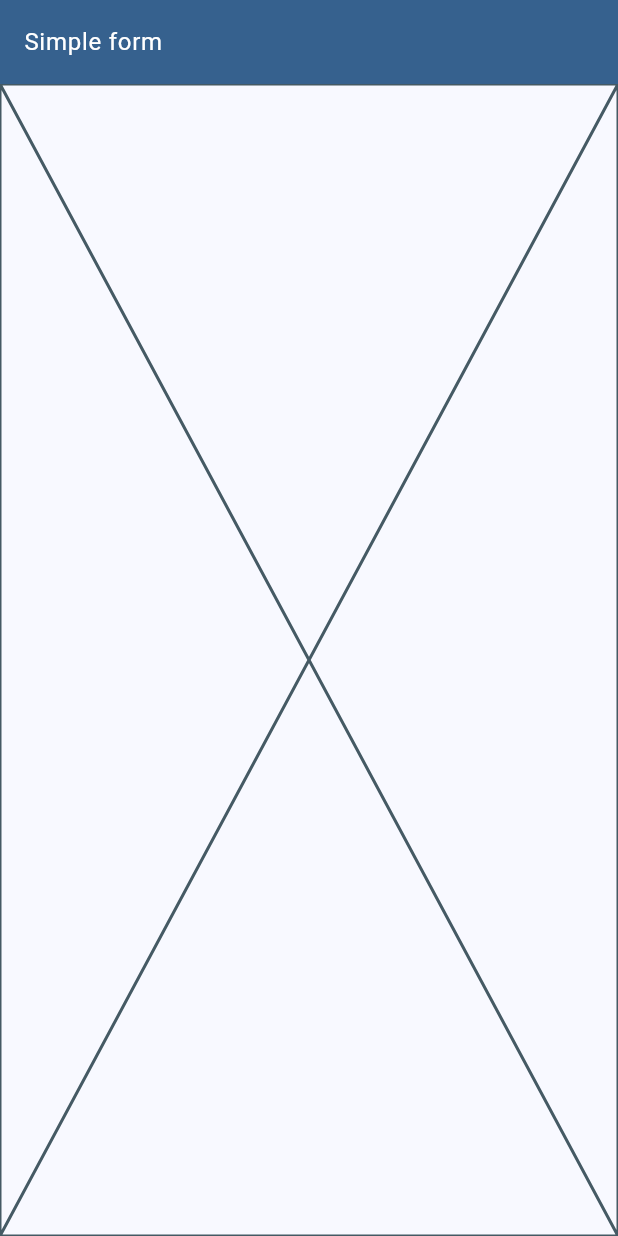
After one commit to nyaneet/simple-form, a Flutter app: the screen it shows after launch, on a phone screen of 412 x 824 dp. The commit adds this screen. Run offline on Flutter 3.47's test engine with Material 2 defaults, Android fonts, the phone set to English and light mode, and no system bars.

Commit message:
rebuild the project structure using pages

```diff
--- /dev/null
+++ b/lib/app.dart
@@ -0,0 +1,19 @@
+import 'package:flutter/material.dart';
+
+import 'package:simple_form/pages/form/form_page.dart';
+
+class App extends StatelessWidget {
+  const App({super.key});
+
+  @override
+  Widget build(BuildContext context) {
+    return MaterialApp(
+      title: 'Simple form app.',
+      theme: ThemeData(
+        colorScheme: ColorScheme.fromSeed(seedColor: Colors.blue),
+        useMaterial3: true,
+      ),
+      home: const FormPage(),
+    );
+  }
+}
--- /dev/null
+++ b/lib/pages/form/form_page.dart
@@ -0,0 +1,23 @@
+import 'package:flutter/material.dart';
+
+class FormPage extends StatelessWidget {
+  const FormPage({super.key});
+
+  @override
+  Widget build(BuildContext context) {
+    final theme = Theme.of(context);
+
+    return Scaffold(
+      appBar: AppBar(
+        backgroundColor: theme.colorScheme.primary,
+        title: Text(
+          'Simple form',
+          style: theme.textTheme.bodyLarge?.copyWith(
+            color: theme.colorScheme.onPrimary,
+          ),
+        ),
+      ),
+      body: const Placeholder(),
+    );
+  }
+}
```
Also changed, not shown: lib/main.dart (+3 -39 lines), 1 other file.
